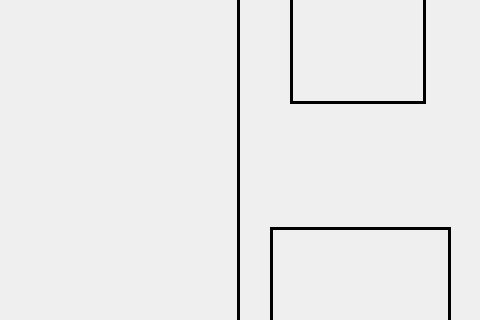
divtec-cejef/2020-JCO-Tetris, file src/mainfrm.ui: the form before one commit; both pictures show x 120 to 600 and y 142 to 462 of the 600 by 700 pixel window.
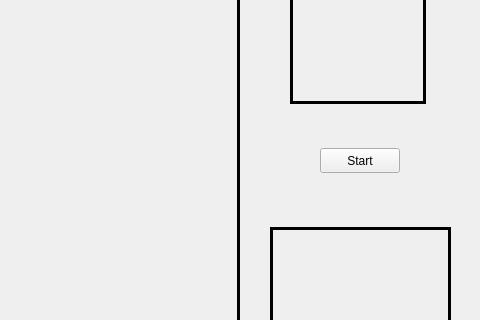
The form after the commit. Custom widgets are drawn as their Qt base class.

```diff
--- a/src/mainfrm.ui
+++ b/src/mainfrm.ui
@@ -145,6 +145,19 @@
     <string>Prochaine Pièce</string>
    </property>
   </widget>
+  <widget class="QPushButton" name="BT_Start">
+   <property name="geometry">
+    <rect>
+     <x>440</x>
+     <y>290</y>
+     <width>80</width>
+     <height>25</height>
+    </rect>
+   </property>
+   <property name="text">
+    <string>Start</string>
+   </property>
+  </widget>
  </widget>
  <layoutdefault spacing="6" margin="11"/>
  <customwidgets>
```
